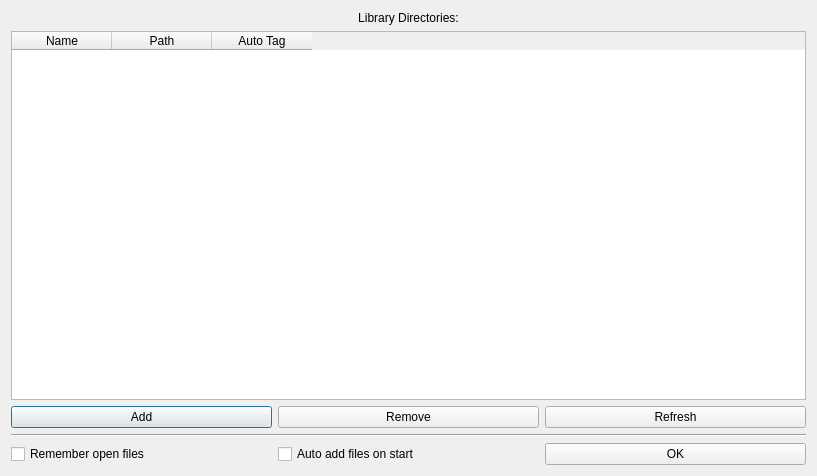
This is resources/raw/settings.ui in BasioMeusPuga/Lector as Qt 5 draws it before an edit. The edited form follows.
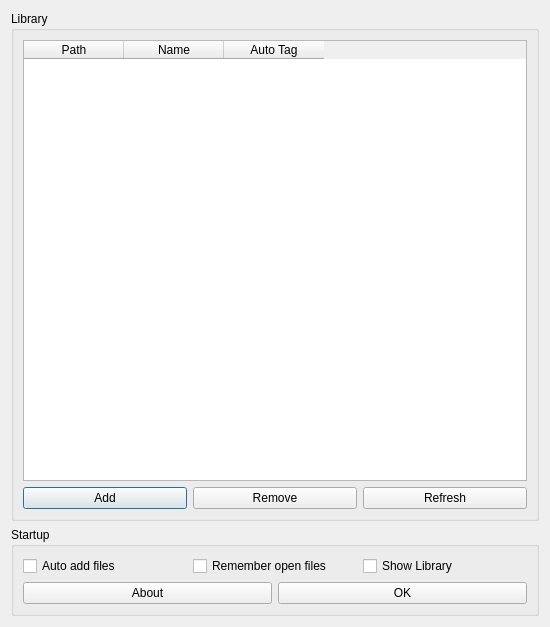
This is the edited form.

Commit message: Comic view settings, Settings dialog layout changed

Diff of the .ui file:
```diff
--- a/resources/raw/settings.ui
+++ b/resources/raw/settings.ui
@@ -6,41 +6,39 @@
    <rect>
     <x>0</x>
     <y>0</y>
-    <width>817</width>
-    <height>476</height>
+    <width>550</width>
+    <height>627</height>
    </rect>
   </property>
   <property name="windowTitle">
    <string>Settings</string>
   </property>
-  <layout class="QGridLayout" name="gridLayout">
+  <layout class="QGridLayout" name="gridLayout_3">
    <item row="0" column="0">
     <layout class="QVBoxLayout" name="verticalLayout_2">
      <item>
-      <widget class="QLabel" name="label">
-       <property name="text">
-        <string>Library Directories:</string>
+      <widget class="QGroupBox" name="groupBox_2">
+       <property name="title">
+        <string>Library</string>
        </property>
-       <property name="alignment">
-        <set>Qt::AlignCenter</set>
-       </property>
-      </widget>
-     </item>
+       <layout class="QGridLayout" name="gridLayout_2">
+        <item row="0" column="0">
+         <layout class="QVBoxLayout" name="verticalLayout">
      <item>
       <widget class="QTableWidget" name="tableWidget">
        <property name="alternatingRowColors">
         <bool>true</bool>
        </property>
-       <column>
-        <property name="text">
-         <string>Name</string>
-        </property>
-       </column>
        <column>
         <property name="text">
          <string>Path</string>
         </property>
        </column>
+            <column>
+             <property name="text">
+              <string>Name</string>
+             </property>
+            </column>
        <column>
         <property name="text">
          <string>Auto Tag</string>
@@ -49,7 +47,7 @@
       </widget>
      </item>
      <item>
-      <layout class="QHBoxLayout" name="horizontalLayout_2">
+           <layout class="QHBoxLayout" name="horizontalLayout">
        <item>
         <widget class="QPushButton" name="addButton">
          <property name="text">
@@ -73,15 +71,26 @@
        </item>
       </layout>
      </item>
-     <item>
-      <widget class="Line" name="line">
-       <property name="orientation">
-        <enum>Qt::Horizontal</enum>
-       </property>
+         </layout>
+        </item>
+       </layout>
       </widget>
      </item>
      <item>
+      <widget class="QGroupBox" name="groupBox">
+       <property name="title">
+        <string>Startup</string>
+       </property>
+       <layout class="QGridLayout" name="gridLayout">
+        <item row="0" column="0">
       <layout class="QHBoxLayout" name="horizontalLayout_3">
+          <item>
+           <widget class="QCheckBox" name="checkBox">
+            <property name="text">
+             <string>Auto add files</string>
+            </property>
+           </widget>
+          </item>
        <item>
         <widget class="QCheckBox" name="fileRemember">
          <property name="text">
@@ -90,9 +99,20 @@
         </widget>
        </item>
        <item>
-        <widget class="QCheckBox" name="checkBox">
+           <widget class="QCheckBox" name="checkBox_2">
          <property name="text">
-          <string>Auto add files on start</string>
+             <string>Show Library</string>
+            </property>
+           </widget>
+          </item>
+         </layout>
+        </item>
+        <item row="1" column="0">
+         <layout class="QHBoxLayout" name="horizontalLayout_2">
+          <item>
+           <widget class="QPushButton" name="aboutButton">
+            <property name="text">
+             <string>About</string>
          </property>
         </widget>
        </item>
@@ -104,6 +124,9 @@
         </widget>
        </item>
       </layout>
+        </item>
+       </layout>
+      </widget>
      </item>
     </layout>
    </item>
```
Lines whose indentation alone changed are shown as unchanged. The commit also changes 3 other files.
